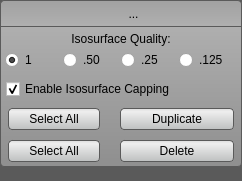
Qt form src/Interface/Application/GroupButtonMenu.ui (SCIInstitute/Seg3D) before a commit.
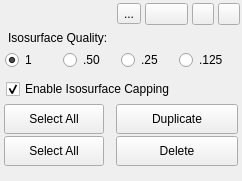
The same form after that commit. Icons and pictures are not drawn.

What changed in the file:
```diff
--- a/src/Interface/Application/GroupButtonMenu.ui
+++ b/src/Interface/Application/GroupButtonMenu.ui
@@ -13,113 +13,6 @@
   <property name="windowTitle">
    <string>GroupButtonMenu</string>
   </property>
-  <property name="styleSheet">
-   <string notr="true">QPushButton{
-  background-color: qlineargradient(spread:pad, x1:0.5, y1:0, x2:0.5, y2:0.960227, stop:0 rgba(221, 221, 221, 255), stop:0.155779 rgba(238, 238, 238, 255), stop:1 rgba(192, 194, 194, 255));
-  border-radius: 4px;
-  border: 1px solid rgb(90, 90, 90);
-  margin:4px;
-  padding: 2px;
-}
-
-QPushButton:hover{
-  background-color: qlineargradient(spread:pad, x1:0.5, y1:0, x2:0.5, y2:1, stop:0 rgba(195, 195, 195, 255), stop:0.253769 rgba(206, 206, 206, 255), stop:1 rgba(185, 185, 185, 255));
-  border-radius: 4px;
-  border: 1px solid rgb(90, 90, 90);
-  margin:4px;
-}
-
-QPushButton:pressed{
-  background-color: qlineargradient(spread:pad, x1:0.5, y1:0, x2:0.5, y2:1, stop:0 rgba(150, 150, 150, 255), stop:0.753769 rgba(206, 206, 206, 255), stop:1 rgba(185, 185, 185, 255));
-  border-radius: 4px;
-  border: 1px solid rgb(90, 90, 90);
-  margin:4px;
-}
-
-
-QWidget#background_{
-  background-color: rgb( 90,90,90 );
-} 
-
-/*group_new_mask_button_ */
-QToolButton#group_new_mask_button_{
-  background-color: rgba(0, 0, 0, 0);
-  border: 1px solid rgba(0, 0, 0, 0);
-  margin: 0 0 0 0;
-  padding: 0 0 0 0;
-}
-QToolButton#group_new_mask_button_:hover{
-  background-color: rgba( 0, 0, 0, 30 ); border-radius: 3px;
-}
-QToolButton#group_new_mask_button_:pressed{
-  background-color: rgb(233, 111, 53);
-  border-radius: 3px;
-  border: 1px solid rgb(142, 67, 32);
-  margin: 0 0 0 0;
-  padding: 0 0 0 0; 
-}
-
-/* group_delete_button_ */
-QToolButton#group_delete_button_{
-  background-color: rgba(0, 0, 0, 0);
-  border: 1px solid rgba(0, 0, 0, 0);
-  margin: 0 0 0 0;
-  padding: 0 0 0 0;
-}
-QToolButton#group_delete_button_:hover{
-  background-color: rgba( 0, 0, 0, 30 ); border-radius: 3px;
-}
-QToolButton#group_delete_button_:checked{
-  background-color: rgba(0, 0, 0, 0);
-  border: 1px solid rgba(0, 0, 0, 0);
-  margin: 0 0 0 0;
-  padding: 0 0 0 0;
-}
-
-/* group_iso_button_ */
-QToolButton#group_iso_button_{
-  background-color: rgba(0, 0, 0, 0);
-  border: 1px solid rgba(0, 0, 0, 0);
-  margin: 0 0 0 0;
-  padding: 0 0 0 0;
-}
-QToolButton#group_iso_button_:hover{
-  background-color: rgba( 0, 0, 0, 30 ); border-radius: 3px;
-}
-QToolButton#group_iso_button_:checked{
-  background-color: rgba(0, 0, 0, 0);
-  border: 1px solid rgba(0, 0, 0, 0);
-  margin: 0 0 0 0;
-  padding: 0 0 0 0;
-}
-
-/* duplicate_layer_button_ */
-QToolButton#duplicate_layer_button_{
-  background-color: rgba(0, 0, 0, 0);
-  border: 1px solid rgba(0, 0, 0, 0);
-  margin: 0 0 0 0;
-  padding: 0 0 0 0;
-}
-QToolButton#duplicate_layer_button_:hover{
-  background-color: rgba( 0, 0, 0, 30 ); border-radius: 3px;
-}
-QToolButton#duplicate_layer_button_:checked{
-  background-color: rgba(0, 0, 0, 0);
-  border: 1px solid rgba(0, 0, 0, 0);
-  margin: 0 0 0 0;
-  padding: 0 0 0 0;
-}
-
-QWidget#group_tools_{
-  border-radius: 4px;
-  border: 1px solid rgb(90, 90, 90);
-  background-color: qlineargradient(spread:pad, x1:0.5, y1:0, x2:0.5, y2:0.960227, stop:0 rgba(161, 161, 161, 255), stop:0.155779 rgba(175, 175, 175, 255), stop:1 rgba(144, 144, 144, 255));
-}
-
-QWidget#buttons_{
-  border-bottom: 1px solid rgb(90, 90, 90);
-}</string>
-  </property>
   <layout class="QHBoxLayout" name="horizontalLayout">
    <property name="spacing">
     <number>0</number>
@@ -377,7 +270,7 @@
                   <string>Isosurface Quality:</string>
                  </property>
                  <property name="alignment">
-                  <set>Qt::AlignCenter</set>
+                  <set>Qt::AlignLeft</set>
                  </property>
                 </widget>
                </item>
```
Left out of the diff: 16 changed lines with no effect on the pictures.
